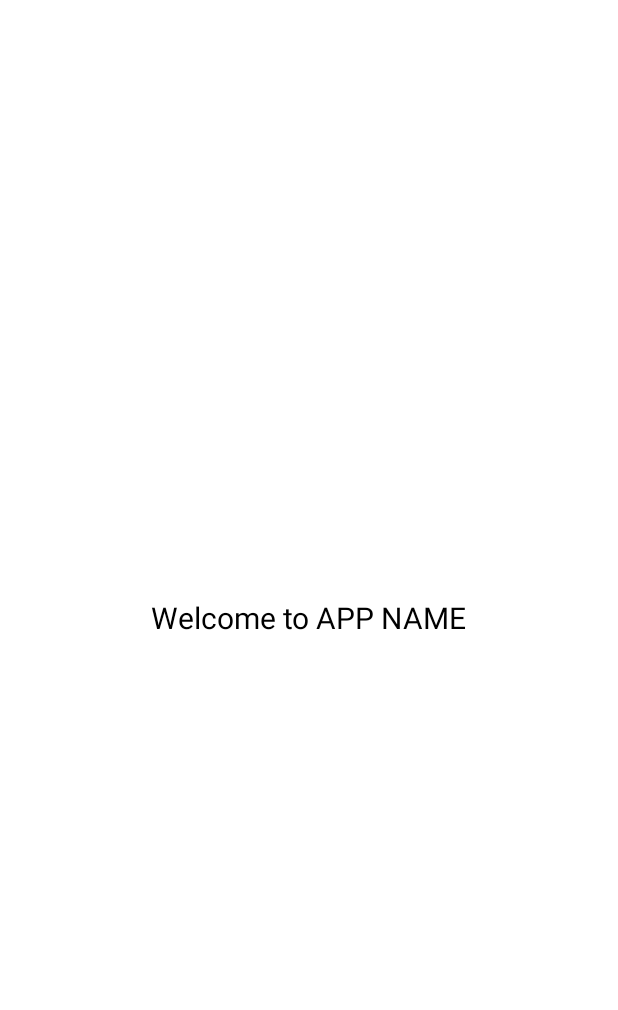
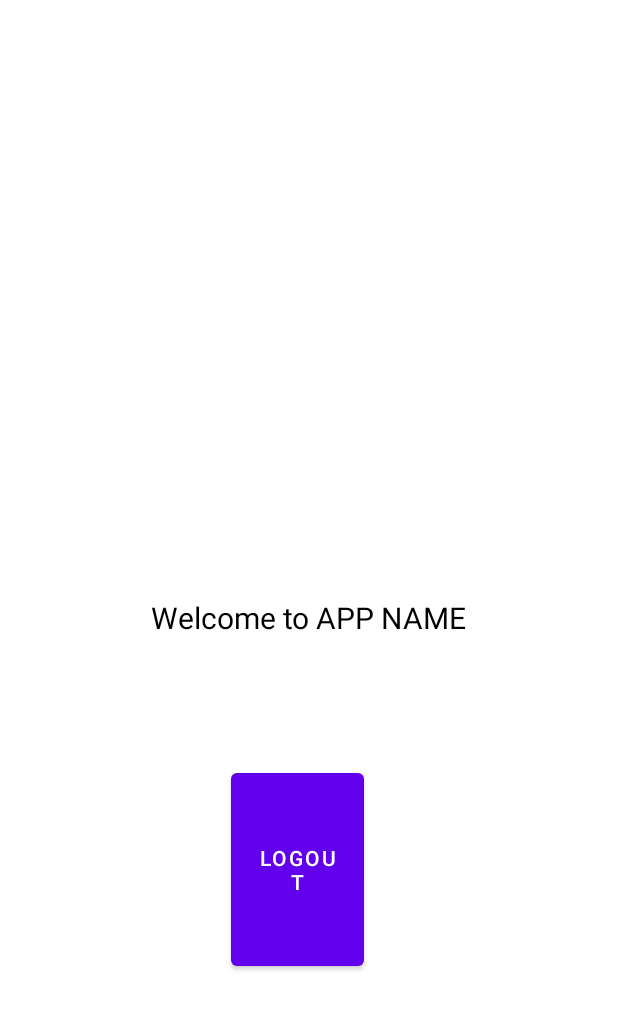
Before and after one commit to Some-Cool-Name/Social-Media-Market-Place-Clone-Project, an Android app: the layout activity_profile.xml on its own in the app's theme, with its tools: preview values and no code run, on a phone screen of 412 x 824 dp. Shown: the top 1010 px of the screen. Run offline under Robolectric (Android 15) with nearby library versions, the phone set to English and light mode, and no system bars.

Commit message:
with logout

```diff
--- a/app/src/main/java/com/example/social_media_market_place_clone_project/SessionManager.java
+++ b/app/src/main/java/com/example/social_media_market_place_clone_project/SessionManager.java
@@ -64,10 +64,10 @@ public class SessionManager {
     public void logoutUser(){
         editor.clear();
         editor.commit();
-        /*Intent i = new Intent(context, SplashScreen.classs);
+        Intent i = new Intent(context, MainActivity.class);
         i.addFlags(Intent.FLAG_ACTIVITY_NEW_TASK | Intent.FLAG_ACTIVITY_CLEAR_TASK);
         context.startActivity(i);
-        ((settings) context).finish();*/
+        ((Profile) context).finish();
     }
 
 
--- a/app/src/main/res/layout/activity_profile.xml
+++ b/app/src/main/res/layout/activity_profile.xml
@@ -35,4 +35,22 @@
         android:layout_marginEnd="231dp"
         android:layout_marginRight="231dp"
         android:layout_marginBottom="547dp" />
+
+    <Button
+        android:id="@+id/logout_btn"
+        android:layout_width="wrap_content"
+        android:layout_height="wrap_content"
+        android:layout_alignParentStart="true"
+        android:layout_alignParentLeft="true"
+        android:layout_alignParentTop="true"
+        android:layout_alignParentEnd="true"
+        android:layout_alignParentRight="true"
+        android:layout_alignParentBottom="true"
+        android:layout_marginStart="154dp"
+        android:layout_marginLeft="154dp"
+        android:layout_marginTop="509dp"
+        android:layout_marginEnd="169dp"
+        android:layout_marginRight="169dp"
+        android:layout_marginBottom="174dp"
+        android:text="Logout" />
 </RelativeLayout>
```
Also changed, not shown: app/src/main/java/com/example/social_media_market_place_clone_project/Profile.java (+23 -7 lines).
